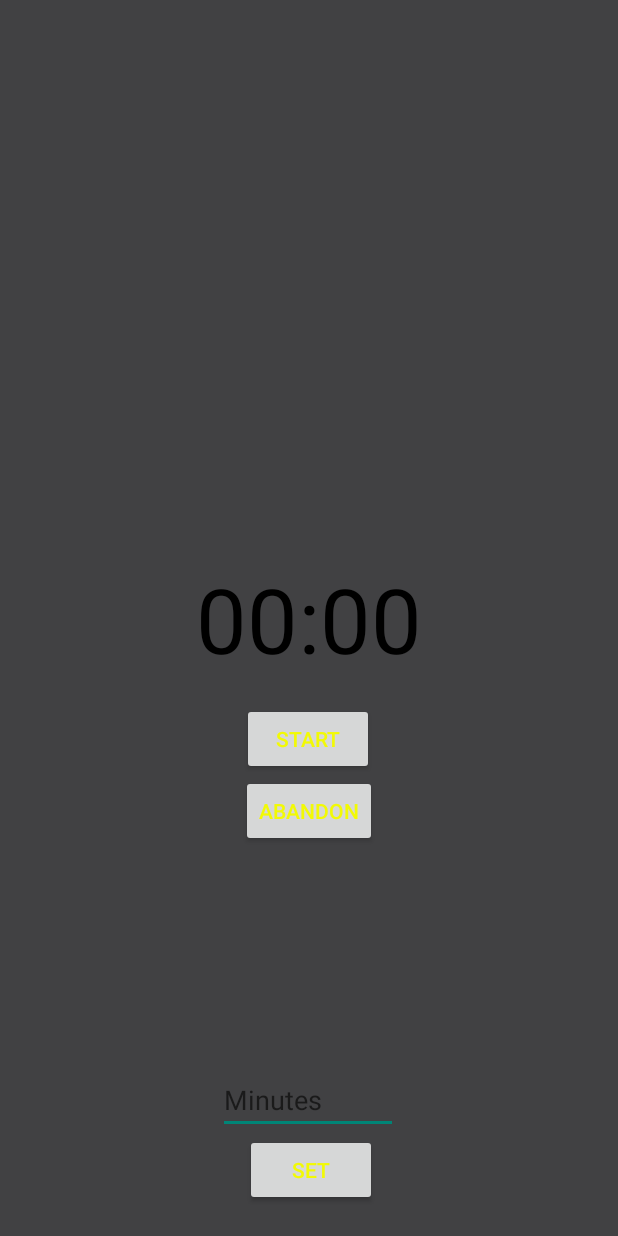
After one commit to SammyDeAgent/uccd3223-iridium-pomodoro-app, an Android app: the layout fragment_clock.xml on its own in the app's theme, with its tools: preview values and no code run, on a phone screen of 412 x 824 dp. The commit adds this screen. Run offline under Robolectric (Android 15) with nearby library versions, the phone set to English and light mode, and no system bars.

Commit message:
Integration of clock Activity to Fragment

```diff
--- a/app/src/main/java/cyto/iridium/iridium/MainActivity.java
+++ b/app/src/main/java/cyto/iridium/iridium/MainActivity.java
@@ -41,7 +41,7 @@ public class MainActivity extends AppCompatActivity {
         // Passing each menu ID as a set of Ids because each
         // menu should be considered as top level destinations.
         mAppBarConfiguration = new AppBarConfiguration.Builder(
-                R.id.nav_home, R.id.nav_gallery, R.id.nav_slideshow)
+                R.id.nav_home, R.id.nav_clock, R.id.nav_slideshow)
                 .setDrawerLayout(drawer)
                 .build();
         NavController navController = Navigation.findNavController(this, R.id.nav_host_fragment_content_main);
--- a/app/src/main/java/cyto/iridium/iridium/ui/gallery/GalleryViewModel.java
+++ b/app/src/main/java/cyto/iridium/iridium/ui/clock/ClockViewModel.java
@@ -1,14 +1,14 @@
-package cyto.iridium.iridium.ui.gallery;
+package cyto.iridium.iridium.ui.clock;
 
 import androidx.lifecycle.LiveData;
 import androidx.lifecycle.MutableLiveData;
 import androidx.lifecycle.ViewModel;
 
-public class GalleryViewModel extends ViewModel {
+public class ClockViewModel extends ViewModel {
 
     private MutableLiveData<String> mText;
 
-    public GalleryViewModel() {
+    public ClockViewModel() {
         mText = new MutableLiveData<>();
         mText.setValue("This is gallery fragment");
     }
--- /dev/null
+++ b/app/src/main/res/layout/fragment_clock.xml
@@ -0,0 +1,83 @@
+<?xml version="1.0" encoding="utf-8"?>
+<androidx.constraintlayout.widget.ConstraintLayout xmlns:android="http://schemas.android.com/apk/res/android"
+    xmlns:app="http://schemas.android.com/apk/res-auto"
+    xmlns:tools="http://schemas.android.com/tools"
+    android:layout_width="match_parent"
+    android:layout_height="match_parent"
+    tools:context=".ui.clock.ClockFragment">
+
+    <EditText
+        android:id="@+id/text_input"
+        android:layout_width="120dp"
+        android:layout_height="wrap_content"
+        android:layout_above="@+id/text_countdown"
+        android:layout_centerHorizontal="true"
+        android:hint="Minutes"
+        android:inputType="number"
+        android:maxLength="5"
+        app:layout_constraintBottom_toTopOf="@+id/btn_set"
+        app:layout_constraintEnd_toEndOf="parent"
+        app:layout_constraintHorizontal_bias="0.498"
+        app:layout_constraintStart_toStartOf="parent"
+        app:layout_constraintTop_toBottomOf="@+id/btn_abandon"
+        app:layout_constraintVertical_bias="1.0" />
+
+    <Button
+        android:id="@+id/btn_set"
+        android:layout_width="wrap_content"
+        android:layout_height="wrap_content"
+        android:layout_alignTop="@+id/text_input"
+        android:layout_marginBottom="20dp"
+        android:layout_toEndOf="@+id/text_input"
+        android:layout_toRightOf="@+id/text_input"
+        android:text="Set"
+        app:layout_constraintBottom_toBottomOf="parent"
+        app:layout_constraintEnd_toEndOf="parent"
+        app:layout_constraintHorizontal_bias="0.504"
+        app:layout_constraintStart_toStartOf="parent" />
+
+    <TextView
+        android:id="@+id/text_countdown"
+        android:layout_width="wrap_content"
+        android:layout_height="wrap_content"
+        android:layout_centerHorizontal="true"
+        android:layout_centerVertical="true"
+        android:text="00:00"
+        android:textColor="@color/black"
+        android:textSize="60sp"
+        app:layout_constraintBottom_toBottomOf="parent"
+        app:layout_constraintEnd_toEndOf="parent"
+        app:layout_constraintStart_toStartOf="parent"
+        app:layout_constraintTop_toTopOf="parent" />
+
+    <Button
+        android:id="@+id/btn_begin_pause"
+        android:layout_width="wrap_content"
+        android:layout_height="wrap_content"
+        android:layout_below="@+id/text_countdown"
+        android:layout_centerHorizontal="true"
+        android:text="start"
+        app:layout_constraintBottom_toBottomOf="parent"
+        app:layout_constraintEnd_toEndOf="parent"
+        app:layout_constraintHorizontal_bias="0.498"
+        app:layout_constraintStart_toStartOf="parent"
+        app:layout_constraintTop_toBottomOf="@+id/text_countdown"
+        app:layout_constraintVertical_bias="0.05" />
+
+    <Button
+        android:id="@+id/btn_abandon"
+        android:layout_width="wrap_content"
+        android:layout_height="wrap_content"
+        android:layout_below="@+id/text_countdown"
+        android:layout_toEndOf="@id/btn_begin_pause"
+        android:text="Abandon"
+        android:visibility="invisible"
+        app:layout_constraintBottom_toBottomOf="parent"
+        app:layout_constraintEnd_toEndOf="parent"
+        app:layout_constraintHorizontal_bias="0.501"
+        app:layout_constraintStart_toStartOf="parent"
+        app:layout_constraintTop_toBottomOf="@+id/btn_begin_pause"
+        app:layout_constraintVertical_bias="0.0"
+        tools:visibility="visible"
+        android:layout_toRightOf="@id/btn_begin_pause" />
+</androidx.constraintlayout.widget.ConstraintLayout>
--- a/app/src/main/res/menu/activity_main_drawer.xml
+++ b/app/src/main/res/menu/activity_main_drawer.xml
@@ -9,9 +9,9 @@
             android:icon="@drawable/ic_menu_camera"
             android:title="@string/menu_home" />
         <item
-            android:id="@+id/nav_gallery"
+            android:id="@+id/nav_clock"
             android:icon="@drawable/ic_menu_gallery"
-            android:title="@string/menu_gallery" />
+            android:title="@string/menu_clock" />
         <item
             android:id="@+id/nav_slideshow"
             android:icon="@drawable/ic_menu_slideshow"
--- a/app/src/main/res/values/strings.xml
+++ b/app/src/main/res/values/strings.xml
@@ -16,4 +16,5 @@
     <string name="menu_home">Home</string>
     <string name="menu_gallery">Gallery</string>
     <string name="menu_slideshow">Slideshow</string>
+    <string name="menu_clock">Clock</string>
 </resources>
```
Also changed, not shown: app/src/main/java/cyto/iridium/iridium/ui/clock/ClockFragment.java (renamed from app/src/main/java/cyto/iridium/iridium/ClockActivity.java, +54 -21 lines), app/src/main/java/cyto/iridium/iridium/ui/gallery/GalleryFragment.java (deleted, +0 -46 lines), app/src/main/res/layout/activity_clock.xml (deleted, +0 -56 lines), app/src/main/res/layout/activity_test.xml (deleted, +0 -19 lines), app/src/main/res/layout/fragment_gallery.xml (deleted, +0 -22 lines), app/src/main/res/navigation/mobile_navigation.xml (+4 -4 lines).
